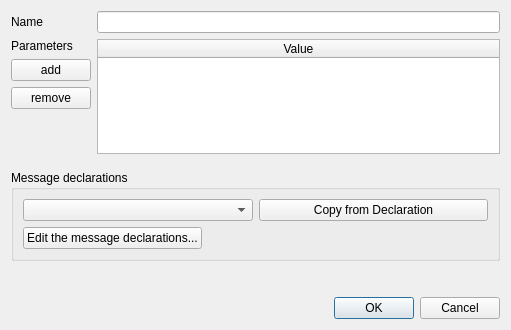
Above: src/libs/libmsceditor/messagedialog.ui from esa/spacecreator before the change. Below: the same form after it.
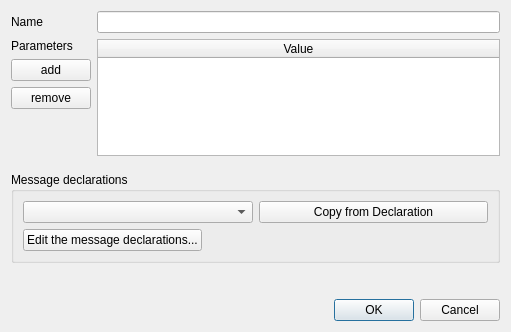
That is the form after the change.

```diff
--- a/src/libs/libmsceditor/messagedialog.ui
+++ b/src/libs/libmsceditor/messagedialog.ui
@@ -7,7 +7,7 @@
     <x>0</x>
     <y>0</y>
     <width>511</width>
-    <height>330</height>
+    <height>332</height>
    </rect>
   </property>
   <property name="windowTitle">
@@ -165,9 +165,18 @@
    </item>
    <item row="4" column="0">
     <widget class="QLabel" name="previewLabel">
+     <property name="maximumSize">
+      <size>
+       <width>600</width>
+       <height>16777215</height>
+      </size>
+     </property>
      <property name="text">
       <string/>
      </property>
+     <property name="wordWrap">
+      <bool>true</bool>
+     </property>
     </widget>
    </item>
   </layout>
```
